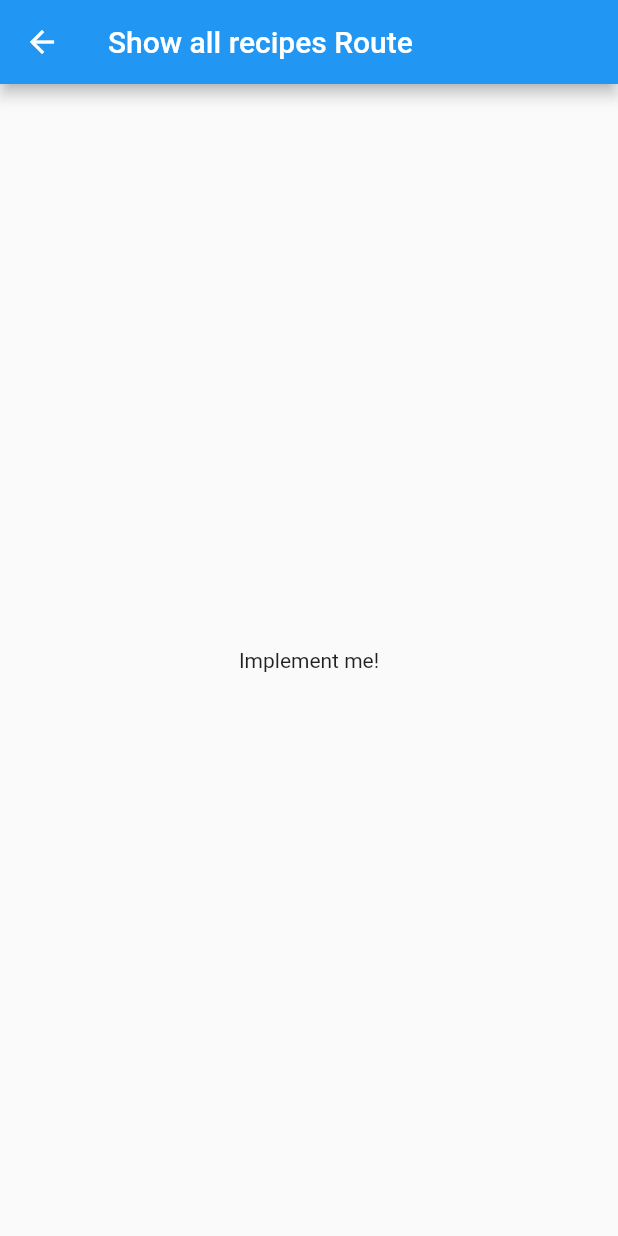
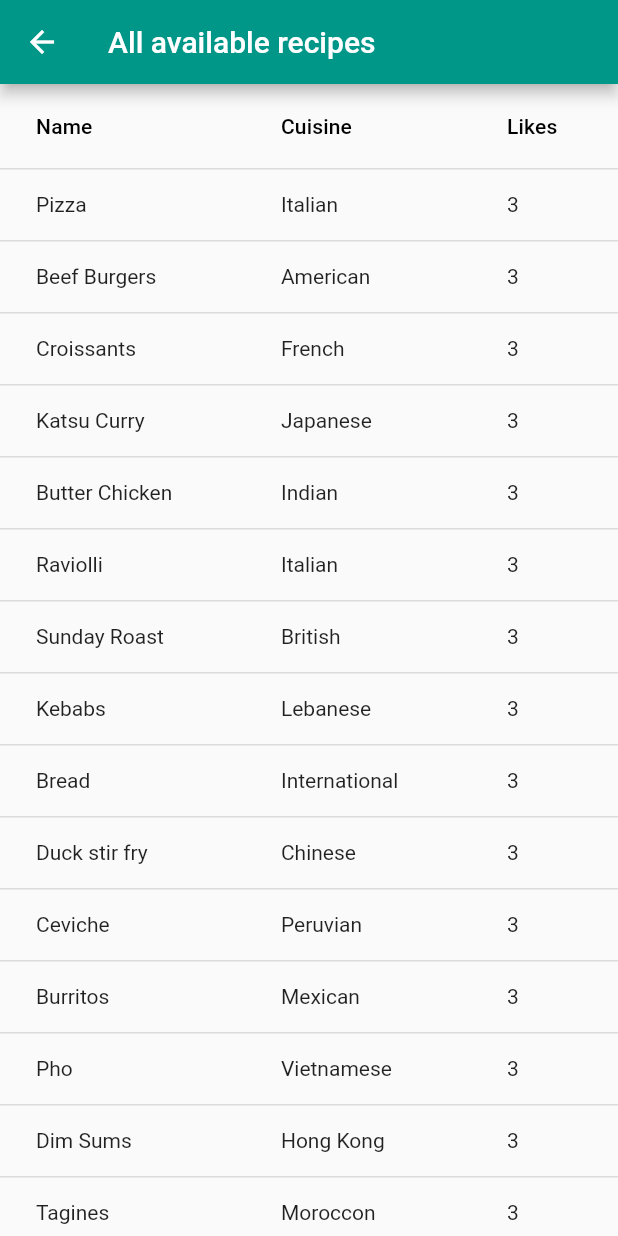
Before and after one commit to kaushikchaubal/home-recipes, a Flutter app: the ShowAllRecipesRoute screen opened directly, on a phone screen of 412 x 824 dp. Run offline on Flutter 3.47's test engine with Material 2 defaults, Android fonts, the phone set to English and light mode, and no system bars.

Commit message:
Adding table for all recipes

```diff
--- a/client/home_recipes_app/lib/ShowAllRecipesRoute.dart
+++ b/client/home_recipes_app/lib/ShowAllRecipesRoute.dart
@@ -1,15 +1,67 @@
 import 'package:flutter/material.dart';
 
-class ShowAllRecipesRoute extends StatelessWidget {
+class ShowAllRecipesRoute extends StatefulWidget {
+  @override
+  _ShowAllRecipesState createState() => _ShowAllRecipesState();
+}
+
+class _ShowAllRecipesState extends State<ShowAllRecipesRoute> {
+
   @override
   Widget build(BuildContext context) {
     return Scaffold(
-      appBar: AppBar(
-        title: Text("Show all recipes Route"),
-      ),
-      body: Center(
-        child: Text('Implement me!'),
-      ),
-    );
+        appBar: AppBar(
+          title: Text('All available recipes'),
+          backgroundColor: Colors.teal,
+        ),
+        body: ListView(children: <Widget>[
+          DataTable(
+            columns: [
+              DataColumn(label: Text('Name')),
+              DataColumn(label: Text('Cuisine')),
+              DataColumn(label: Text('Likes')),
+            ],
+            rows: recipes
+                .map((recipe) => DataRow(cells: [
+              DataCell(
+                Text(recipe.recipeName),
+              ),
+              DataCell(
+                  Text(recipe.recipeCuisine)
+              ),
+              DataCell(
+                  Text(recipe.likes.toString())
+              )
+            ])).toList(),
+          ),
+        ]));
   }
 }
+
+class Recipe {
+  String recipeName;
+  String recipeCuisine;
+  int likes;
+
+  Recipe({this.recipeName, this.recipeCuisine, this.likes});
+}
+
+var recipes = <Recipe>[
+  Recipe(recipeName: "Pizza", recipeCuisine: "Italian", likes: 3),
+  Recipe(recipeName: "Beef Burgers", recipeCuisine: "American", likes: 3),
+  Recipe(recipeName: "Croissants", recipeCuisine: "French", likes: 3),
+  Recipe(recipeName: "Katsu Curry", recipeCuisine: "Japanese", likes: 3),
+  Recipe(recipeName: "Butter Chicken", recipeCuisine: "Indian", likes: 3),
+  Recipe(recipeName: "Raviolli", recipeCuisine: "Italian", likes: 3),
+  Recipe(recipeName: "Sunday Roast", recipeCuisine: "British", likes: 3),
+  Recipe(recipeName: "Kebabs", recipeCuisine: "Lebanese", likes: 3),
+  Recipe(recipeName: "Bread", recipeCuisine: "International", likes: 3),
+  Recipe(recipeName: "Duck stir fry", recipeCuisine: "Chinese", likes: 3),
+  Recipe(recipeName: "Ceviche", recipeCuisine: "Peruvian", likes: 3),
+  Recipe(recipeName: "Burritos", recipeCuisine: "Mexican", likes: 3),
+  Recipe(recipeName: "Pho", recipeCuisine: "Vietnamese", likes: 3),
+  Recipe(recipeName: "Dim Sums", recipeCuisine: "Hong Kong", likes: 3),
+  Recipe(recipeName: "Tagines", recipeCuisine: "Moroccon", likes: 3),
+  Recipe(recipeName: "Fish and chips", recipeCuisine: "British", likes: 3),
+
+];
```
